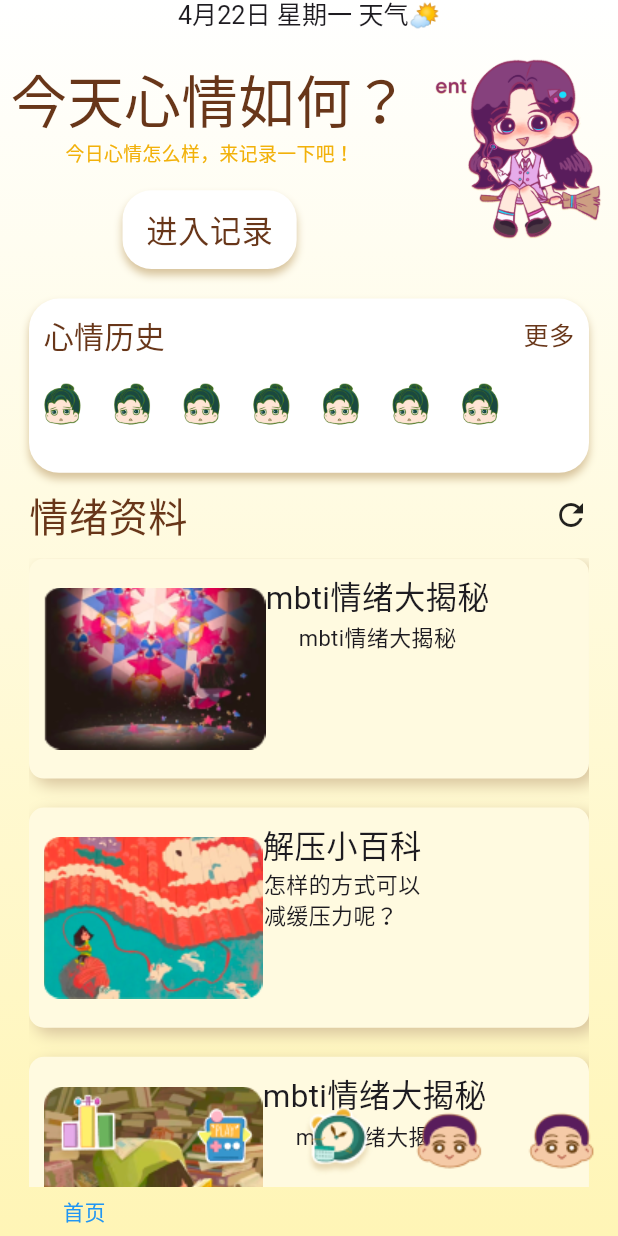
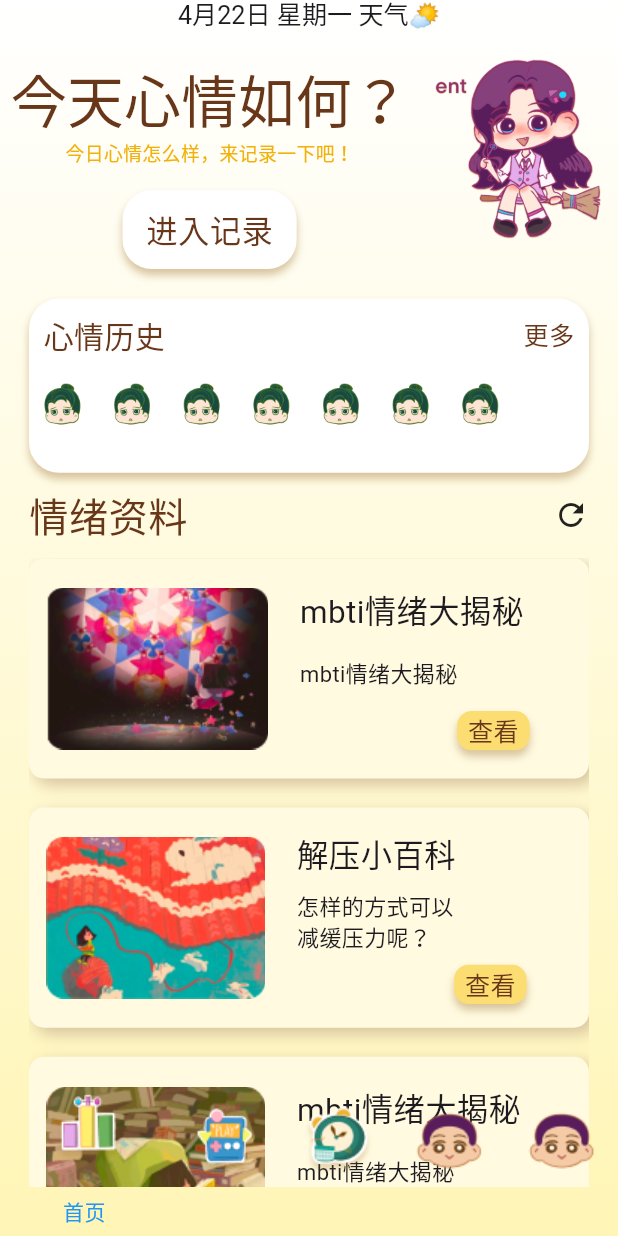
Before and after one commit to Jarvis636431/Emotion, a Flutter app: the screen it shows after launch, on a phone screen of 412 x 824 dp. Run offline on Flutter 3.47's test engine with Material 3 defaults, Android fonts, the light colour scheme and no system bars; our stand-ins replace audioplayers, flutter_screenutil; missing offline and left inert: flutter_floating_bottom_bar; Roboto replaces fonts that are missing (LanSong).

Commit message:
[fea]通过愚蠢的方法实现了查看按钮的布局

```diff
--- a/lib/screens/mood_pages/check_mood_page.dart
+++ b/lib/screens/mood_pages/check_mood_page.dart
@@ -1,3 +1,4 @@
+import 'package:emotion/home_page.dart';
 import 'package:emotion/utils/ColorUtils.dart';
 import 'package:flutter/material.dart';
 import 'package:flutter_screenutil/flutter_screenutil.dart';
@@ -16,7 +17,8 @@ class _MoodCheckPageState extends State<MoodCheckPage> {
             icon:
                 const Icon(Icons.arrow_back_ios, color: ColorUtils.text_brown),
             onPressed: () {
-              Navigator.pop(context);
+              Navigator.push(context,
+                  MaterialPageRoute(builder: (context) => HomePage()));
             },
           ),
           title: Text('打卡成功！',
--- a/lib/widgets/informationCard.dart
+++ b/lib/widgets/informationCard.dart
@@ -1,3 +1,4 @@
+import 'package:flutter/cupertino.dart';
 import 'package:flutter/material.dart';
 import 'package:flutter_screenutil/flutter_screenutil.dart';
 
@@ -18,7 +19,7 @@ class InformationCard extends StatelessWidget {
   Widget build(BuildContext context) {
     //card不方便设置大小，所以用container替代
     return Container(
-      padding: EdgeInsets.all(10.h),
+      padding: EdgeInsets.all(12.h),
       decoration: BoxDecoration(
         color: ColorUtils.news_card_bg,
         borderRadius: BorderRadius.circular(10),
@@ -30,31 +31,59 @@ class InformationCard extends StatelessWidget {
           ),
         ],
       ),
-      width: 360.h,
+      width: 300.h,
       height: 140.w,
       child: Row(
         children: [
           Image.asset(image),
+          SizedBox(
+            width: 20.w,
+          ),
           Column(
-            mainAxisAlignment: MainAxisAlignment.start,
+            mainAxisAlignment: MainAxisAlignment.spaceAround,
+            crossAxisAlignment: CrossAxisAlignment.start,
             children: [
               Text(
                 title,
                 style: TextStyle(fontSize: 20.sp),
+                textAlign: TextAlign.start,
               ),
               Text(
                 subtitle,
                 style: TextStyle(fontSize: 14.sp),
               ),
+              Row(
+                children: [
+                  SizedBox(
+                    width: 100.w,
+                  ),
+                  Container(
+                    width: 50.h,
+                    height: 25.w,
+                    decoration: BoxDecoration(
+                      color: ColorUtils.tag_bg,
+                      borderRadius: BorderRadius.circular(10.r),
+                      boxShadow: const [
+                        BoxShadow(
+                          color: ColorUtils.shadow,
+                          blurRadius: 4,
+                          offset: Offset(0, 4), // changes position of shadow
+                        ),
+                      ],
+                    ),
+                    alignment: Alignment.center,
+                    child: Text(
+                      '查看',
+                      style: TextStyle(
+                        fontSize: 16.sp,
+                        color: ColorUtils.text_brown,
+                      ),
+                    ),
+                  ),
+                ],
+              )
             ],
           ),
-          ///查看按钮的布局
-          // Column(
-          //   mainAxisAlignment: MainAxisAlignment.end,
-          //   children: [TextButton(
-          //     child: Text('查看'),
-          //     onPressed: () {},
-          //   )],)
         ],
       ),
     );
```
Also changed, not shown: 2 other files.
